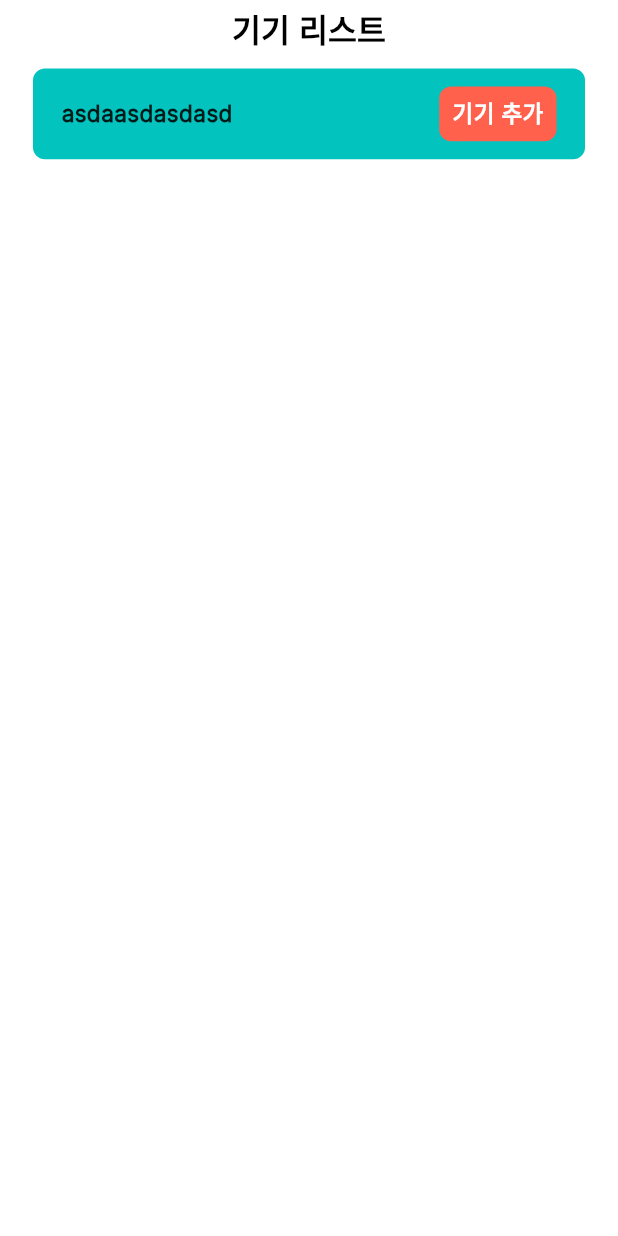
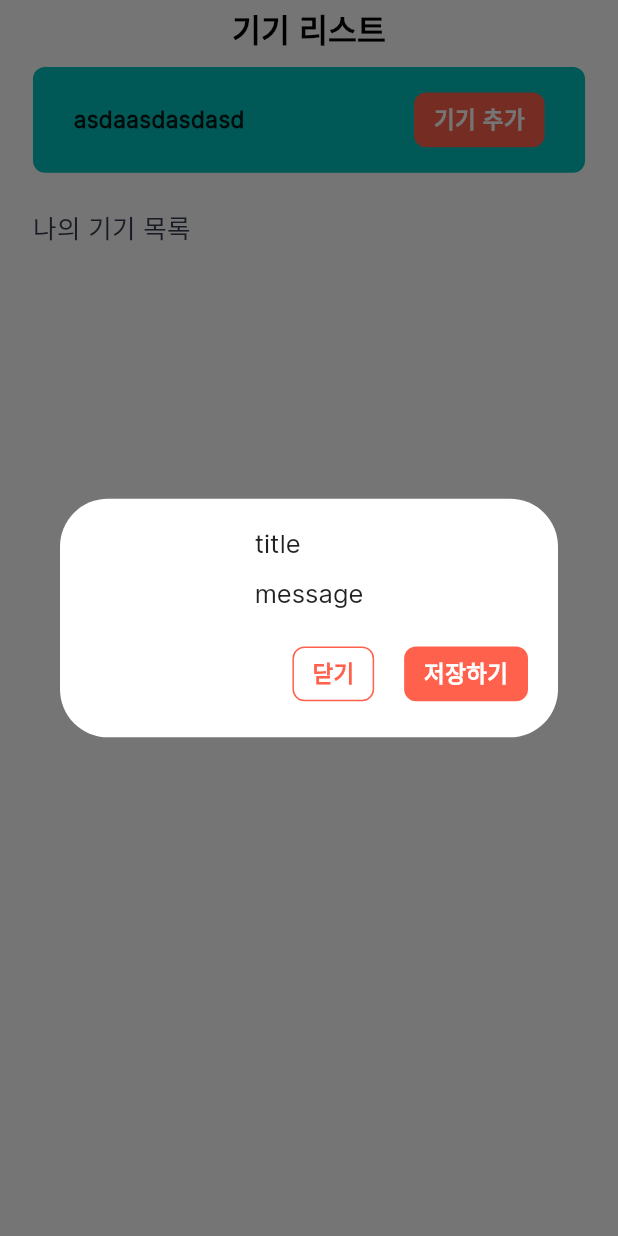
Before and after one commit to younghokim-seoul/plamfarm, a Flutter app: the HomePage screen opened by its route, after a tap on "기기 추가", on a phone screen of 412 x 824 dp. Run offline on Flutter 3.47's test engine with Material 3 defaults, Android fonts, the phone set to English and light mode, and no system bars; our stand-ins replace auto_route, flutter_riverpod, flutter_screenutil, gap, get_it, injectable; missing offline and left inert: flutter_reactive_ble.

Commit message:
최신소스 반영

```diff
--- a/lib/feature/home/home_page.dart
+++ b/lib/feature/home/home_page.dart
@@ -1,9 +1,11 @@
 import 'package:auto_route/auto_route.dart';
+import 'package:flutter/cupertino.dart';
 import 'package:flutter/material.dart';
 import 'package:flutter_riverpod/flutter_riverpod.dart';
 import 'package:flutter_screenutil/flutter_screenutil.dart';
 import 'package:gap/gap.dart';
 import 'package:palmfarm/feature/widget/appbar/custom_app_bar.dart';
+import 'package:palmfarm/feature/widget/dialog/nick_name_dialog.dart';
 import 'package:palmfarm/plam_farm_ui/theme/plam_farm_color.dart';
 import 'package:palmfarm/plam_farm_ui/theme/plam_farm_text_styles.dart';
 import 'package:palmfarm/utils/extension/margin_extension.dart';
@@ -30,13 +32,21 @@ class _HomePageState extends ConsumerState<HomePage> {
       ),
       body: SafeArea(
           child: Column(
+        crossAxisAlignment: CrossAxisAlignment.start,
         children: [
-          Gap(5.h),
+          Gap(4.h),
           deviceRegisterView(),
+          Gap(24.h),
+          deviceListText(),
         ],
       )),
     );
   }
+
+  Widget deviceListText() => Text(
+        '나의 기기 목록',
+        style: PlamFarmTextStyles.buttonLarge.copyWith(color: Color(0XFF383D50)),
+      ).paddingSymmetric(horizontal: 20.w);
 
   Widget deviceRegisterView() => Padding(
         padding: EdgeInsets.symmetric(horizontal: 20.w),
@@ -48,8 +58,7 @@ class _HomePageState extends ConsumerState<HomePage> {
             ),
           ),
           child: Container(
-            padding:
-                const EdgeInsets.only(left: 8, right: 8, top: 12, bottom: 12),
+            padding: const EdgeInsets.only(left: 16, right: 16, top: 17, bottom: 17),
             child: Row(
               children: [
                 Gap(10.w),
@@ -68,12 +77,13 @@ class _HomePageState extends ConsumerState<HomePage> {
                       ),
                     ),
                     child: InkWell(
-                      onTap: () {},
+                      onTap: () {
+                        showNickNameDialog(context: context, title: "title", message: "message");
+                      },
                       child: Text(
                         '기기 추가',
-                        style: PlamFarmTextStyles.body2Bold
-                            .copyWith(color: Colors.white),
-                      ).paddingSymmetric(horizontal: 8.w, vertical: 8.w),
+                        style: PlamFarmTextStyles.body2Bold.copyWith(color: Colors.white),
+                      ).paddingSymmetric(horizontal: 12.w, vertical: 8.w),
                     )),
                 Gap(10.w),
               ],
--- a/lib/feature/widget/appbar/custom_app_bar.dart
+++ b/lib/feature/widget/appbar/custom_app_bar.dart
@@ -115,6 +115,7 @@ class CustomAppBarState extends State<CustomAppBar> {
                       widget.title!,
                       style: PlamFarmTextStyles.headline6Bold.copyWith(
                         color: PlamFarmColors.palmFarmPrimary8,
+                        fontWeight: FontWeight.w700
                       ),
                       overflow: TextOverflow.ellipsis,
                     ),
--- /dev/null
+++ b/lib/feature/widget/dialog/nick_name_dialog.dart
@@ -0,0 +1,109 @@
+import 'package:auto_route/auto_route.dart';
+import 'package:flutter/material.dart';
+import 'package:flutter_screenutil/flutter_screenutil.dart';
+import 'package:palmfarm/plam_farm_ui/theme/plam_farm_color.dart';
+import 'package:palmfarm/plam_farm_ui/theme/plam_farm_text_styles.dart';
+import 'package:palmfarm/utils/extension/margin_extension.dart';
+import 'package:palmfarm/utils/screen_util.dart';
+
+const kMaxWidth = 300.0;
+
+Future<void> showNickNameDialog({
+  required BuildContext context,
+  required String title,
+  required String message,
+}) {
+  return showDialog(
+    context: context,
+    builder: (context) => NickNameDialog(
+      title: title,
+      message: message,
+    ),
+  );
+}
+
+class NickNameDialog extends StatelessWidget {
+  const NickNameDialog({
+    required this.title,
+    required this.message,
+    super.key,
+  });
+
+  final String title;
+  final String message;
+
+  @override
+  Widget build(BuildContext context) {
+    return AlertDialog(
+      shape: const RoundedRectangleBorder(borderRadius: BorderRadius.all(Radius.circular(32))),
+      elevation: 0,
+      actionsAlignment: MainAxisAlignment.end,
+      actionsPadding: const EdgeInsets.all(0),
+      actions: [
+        DecoratedBox(
+          decoration: BoxDecoration(
+            color: PlamFarmColors.lightBackground,
+            border: Border.all(
+              color: PlamFarmColors.palmFarmPrimary5,
+              width: 1,
+            ),
+            borderRadius: const BorderRadius.all(
+              Radius.circular(8),
+            ),
+          ),
+          child: InkWell(
+            onTap: () {
+              context.router.pop();
+            },
+            child: Text(
+              '닫기',
+              style: PlamFarmTextStyles.body2Bold.copyWith(color: PlamFarmColors.palmFarmPrimary5),
+            ).paddingSymmetric(horizontal: 12.w, vertical: 8.w),
+          ),
+        ).paddingOnly(bottom: 24, right: 12),
+        DecoratedBox(
+          decoration: const BoxDecoration(
+            color: PlamFarmColors.palmFarmPrimary5,
+            borderRadius: BorderRadius.all(
+              Radius.circular(8),
+            ),
+          ),
+          child: InkWell(
+            onTap: () {
+              context.router.pop();
+            },
+            child: Text(
+              '저장하기',
+              style: PlamFarmTextStyles.body2Bold.copyWith(color: Colors.white),
+            ).paddingSymmetric(horizontal: 12.w, vertical: 8.w),
+          ),
+        ).paddingOnly(right: 20, bottom: 24)
+      ],
+      content: SizedBox(
+        width: getScreenWidth(context),
+        child: Column(
+          mainAxisSize: MainAxisSize.min,
+          children: [
+            Flexible(
+              child: Column(
+                mainAxisSize: MainAxisSize.min,
+                crossAxisAlignment: CrossAxisAlignment.start,
+                children: [
+                  SizedBox(
+                    height: Theme.of(context).textTheme.titleMedium!.fontSize! * 1.5,
+                    child: Text(
+                      title,
+                      style: Theme.of(context).textTheme.titleMedium,
+                    ),
+                  ),
+                  const SizedBox(height: 8),
+                  Text(message),
+                ],
+              ),
+            ),
+          ],
+        ),
+      )
+    );
+  }
+}
--- a/pubspec.yaml
+++ b/pubspec.yaml
@@ -24,6 +24,7 @@ dependencies:
   cupertino_icons: ^1.0.2
   flutter_screenutil: ^5.9.0
   flutter_reactive_ble: ^5.3.1
+  ubuntu_widgets: ^0.3.2
 
 dev_dependencies:
   flutter_test:
```
Also changed, not shown: lib/feature/device/connector/connector_page.dart (added, +36 -0 lines), lib/feature/device/scan/scan_page.dart (added, +36 -0 lines), lib/plam_farm_ui/router/app_route.dart (+5 -2 lines), lib/plam_farm_ui/router/app_route.gr.dart, pubspec.lock, 1 other file.
